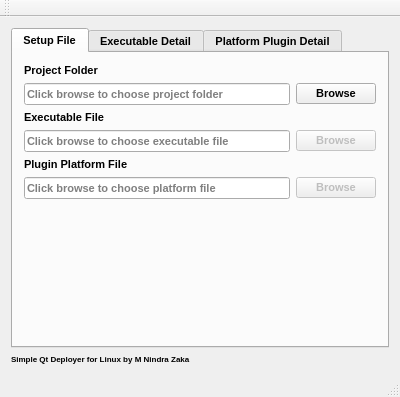
Before: the Qt Designer form mainwindow.ui in xueguoliang/Qt-deployer-for-linux, drawn with Qt 5.
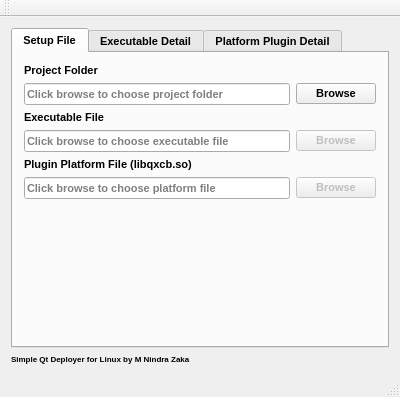
After: the same form once the commit is applied. Icons and pictures are not drawn.

The edit to the form file:
```diff
--- a/mainwindow.ui
+++ b/mainwindow.ui
@@ -125,7 +125,7 @@
           <item>
            <widget class="QLabel" name="label_3">
             <property name="text">
-             <string>Plugin Platform File</string>
+             <string>Plugin Platform File (libqxcb.so)</string>
             </property>
            </widget>
           </item>
```
